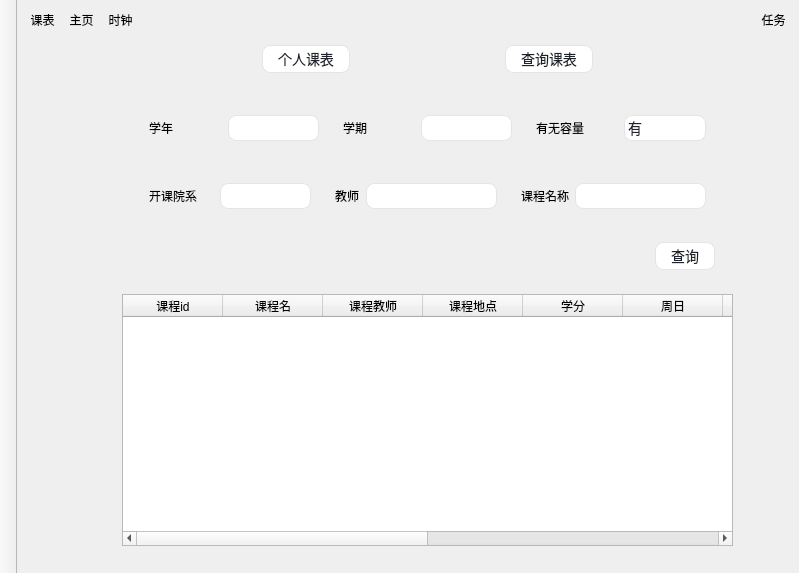
This is hamsystem.ui in evtrouble/ham as Qt 5 draws it before an edit. The edited form follows.
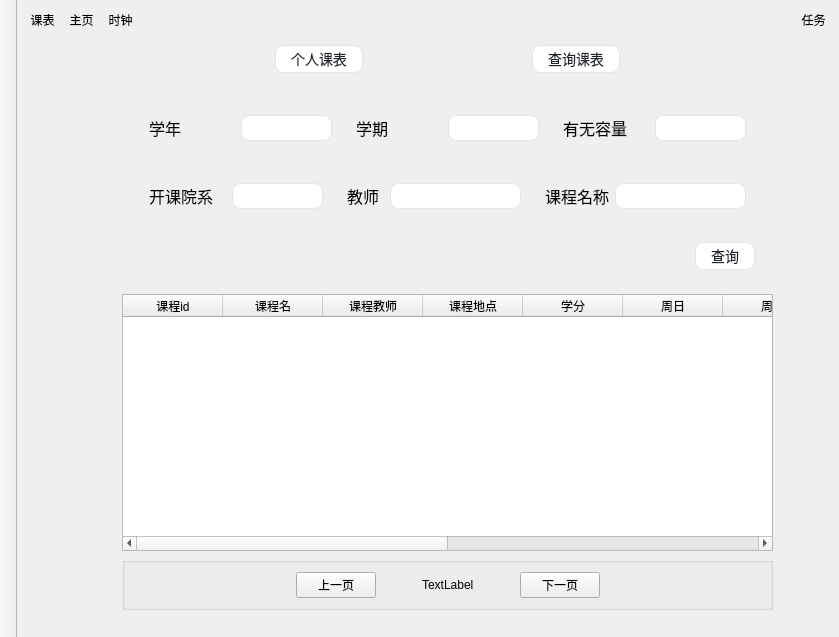
This is the edited form. The open tabs and pages were chosen to show the change. Icons and pictures are not drawn. Custom widgets are drawn as their Qt base class.

Patch:
```diff
--- a/hamsystem.ui
+++ b/hamsystem.ui
@@ -6,8 +6,8 @@
    <rect>
     <x>0</x>
     <y>0</y>
-    <width>799</width>
-    <height>573</height>
+    <width>839</width>
+    <height>637</height>
    </rect>
   </property>
   <property name="minimumSize">
@@ -877,70 +877,6 @@
           </widget>
           <widget class="QWidget" name="SchoolCourse">
            <layout class="QGridLayout" name="gridLayout_10">
-            <item row="1" column="0">
-             <widget class="SchoolCourseDisplay" name="schoolCourseTable">
-              <column>
-               <property name="text">
-                <string>课程id</string>
-               </property>
-              </column>
-              <column>
-               <property name="text">
-                <string>课程名</string>
-               </property>
-              </column>
-              <column>
-               <property name="text">
-                <string>课程教师</string>
-               </property>
-              </column>
-              <column>
-               <property name="text">
-                <string>课程地点</string>
-               </property>
-              </column>
-              <column>
-               <property name="text">
-                <string>学分</string>
-               </property>
-              </column>
-              <column>
-               <property name="text">
-                <string>周日</string>
-               </property>
-              </column>
-              <column>
-               <property name="text">
-                <string>周一</string>
-               </property>
-              </column>
-              <column>
-               <property name="text">
-                <string>周二</string>
-               </property>
-              </column>
-              <column>
-               <property name="text">
-                <string>新建列</string>
-               </property>
-              </column>
-              <column>
-               <property name="text">
-                <string>周四</string>
-               </property>
-              </column>
-              <column>
-               <property name="text">
-                <string>周五</string>
-               </property>
-              </column>
-              <column>
-               <property name="text">
-                <string>周六</string>
-               </property>
-              </column>
-             </widget>
-            </item>
             <item row="0" column="0">
              <widget class="QGroupBox" name="groupBox">
               <property name="styleSheet">
@@ -985,6 +921,11 @@
                     <layout class="QHBoxLayout" name="horizontalLayout_30">
                      <item>
                       <widget class="QLabel" name="label_20">
+                       <property name="font">
+                        <font>
+                         <pointsize>12</pointsize>
+                        </font>
+                       </property>
                        <property name="text">
                         <string>学年</string>
                        </property>
@@ -1072,6 +1013,11 @@
                     <layout class="QHBoxLayout" name="horizontalLayout_33">
                      <item>
                       <widget class="QLabel" name="label_22">
+                       <property name="font">
+                        <font>
+                         <pointsize>12</pointsize>
+                        </font>
+                       </property>
                        <property name="text">
                         <string>学期</string>
                        </property>
@@ -1158,6 +1104,11 @@
                     <layout class="QHBoxLayout" name="horizontalLayout_32">
                      <item>
                       <widget class="QLabel" name="label_21">
+                       <property name="font">
+                        <font>
+                         <pointsize>12</pointsize>
+                        </font>
+                       </property>
                        <property name="text">
                         <string>有无容量</string>
                        </property>
@@ -1223,16 +1174,6 @@
 }
 </string>
                        </property>
-                       <item>
-                        <property name="text">
-                         <string>有</string>
-                        </property>
-                       </item>
-                       <item>
-                        <property name="text">
-                         <string>无</string>
-                        </property>
-                       </item>
                       </widget>
                      </item>
                     </layout>
@@ -1271,6 +1212,11 @@
                     <layout class="QHBoxLayout" name="horizontalLayout_31">
                      <item>
                       <widget class="QLabel" name="label_23">
+                       <property name="font">
+                        <font>
+                         <pointsize>12</pointsize>
+                        </font>
+                       </property>
                        <property name="text">
                         <string>开课院系</string>
                        </property>
@@ -1357,6 +1303,11 @@
                     <layout class="QHBoxLayout" name="horizontalLayout_35">
                      <item>
                       <widget class="QLabel" name="label_25">
+                       <property name="font">
+                        <font>
+                         <pointsize>12</pointsize>
+                        </font>
+                       </property>
                        <property name="text">
                         <string>教师</string>
                        </property>
@@ -1431,6 +1382,11 @@
                     <layout class="QHBoxLayout" name="horizontalLayout_34">
                      <item>
                       <widget class="QLabel" name="label_24">
+                       <property name="font">
+                        <font>
+                         <pointsize>12</pointsize>
+                        </font>
+                       </property>
                        <property name="text">
                         <string>课程名称</string>
                        </property>
@@ -1564,6 +1520,158 @@
               </layout>
              </widget>
             </item>
+            <item row="1" column="0">
+             <widget class="SchoolCourseDisplay" name="schoolCourseTable">
+              <column>
+               <property name="text">
+                <string>课程id</string>
+               </property>
+              </column>
+              <column>
+               <property name="text">
+                <string>课程名</string>
+               </property>
+              </column>
+              <column>
+               <property name="text">
+                <string>课程教师</string>
+               </property>
+              </column>
+              <column>
+               <property name="text">
+                <string>课程地点</string>
+               </property>
+              </column>
+              <column>
+               <property name="text">
+                <string>学分</string>
+               </property>
+              </column>
+              <column>
+               <property name="text">
+                <string>周日</string>
+               </property>
+              </column>
+              <column>
+               <property name="text">
+                <string>周一</string>
+               </property>
+              </column>
+              <column>
+               <property name="text">
+                <string>周二</string>
+               </property>
+              </column>
+              <column>
+               <property name="text">
+                <string>周三</string>
+               </property>
+              </column>
+              <column>
+               <property name="text">
+                <string>周四</string>
+               </property>
+              </column>
+              <column>
+               <property name="text">
+                <string>周五</string>
+               </property>
+              </column>
+              <column>
+               <property name="text">
+                <string>周六</string>
+               </property>
+              </column>
+             </widget>
+            </item>
+            <item row="2" column="0">
+             <widget class="QGroupBox" name="groupBox_2">
+              <property name="title">
+               <string/>
+              </property>
+              <layout class="QHBoxLayout" name="horizontalLayout_15">
+               <item>
+                <spacer name="horizontalSpacer_24">
+                 <property name="orientation">
+                  <enum>Qt::Orientation::Horizontal</enum>
+                 </property>
+                 <property name="sizeHint" stdset="0">
+                  <size>
+                   <width>40</width>
+                   <height>20</height>
+                  </size>
+                 </property>
+                </spacer>
+               </item>
+               <item>
+                <widget class="QPushButton" name="prevButton">
+                 <property name="text">
+                  <string>上一页</string>
+                 </property>
+                </widget>
+               </item>
+               <item>
+                <spacer name="horizontalSpacer_26">
+                 <property name="orientation">
+                  <enum>Qt::Orientation::Horizontal</enum>
+                 </property>
+                 <property name="sizeType">
+                  <enum>QSizePolicy::Policy::Preferred</enum>
+                 </property>
+                 <property name="sizeHint" stdset="0">
+                  <size>
+                   <width>40</width>
+                   <height>20</height>
+                  </size>
+                 </property>
+                </spacer>
+               </item>
+               <item>
+                <widget class="QLabel" name="pageLabel">
+                 <property name="text">
+                  <string>TextLabel</string>
+                 </property>
+                </widget>
+               </item>
+               <item>
+                <spacer name="horizontalSpacer_27">
+                 <property name="orientation">
+                  <enum>Qt::Orientation::Horizontal</enum>
+                 </property>
+                 <property name="sizeType">
+                  <enum>QSizePolicy::Policy::Preferred</enum>
+                 </property>
+                 <property name="sizeHint" stdset="0">
+                  <size>
+                   <width>40</width>
+                   <height>20</height>
+                  </size>
+                 </property>
+                </spacer>
+               </item>
+               <item>
+                <widget class="QPushButton" name="nextButton">
+                 <property name="text">
+                  <string>下一页</string>
+                 </property>
+                </widget>
+               </item>
+               <item>
+                <spacer name="horizontalSpacer_25">
+                 <property name="orientation">
+                  <enum>Qt::Orientation::Horizontal</enum>
+                 </property>
+                 <property name="sizeHint" stdset="0">
+                  <size>
+                   <width>40</width>
+                   <height>20</height>
+                  </size>
+                 </property>
+                </spacer>
+               </item>
+              </layout>
+             </widget>
+            </item>
            </layout>
           </widget>
          </widget>
```
Left out of the diff: 16 changed lines with no effect on the pictures.
